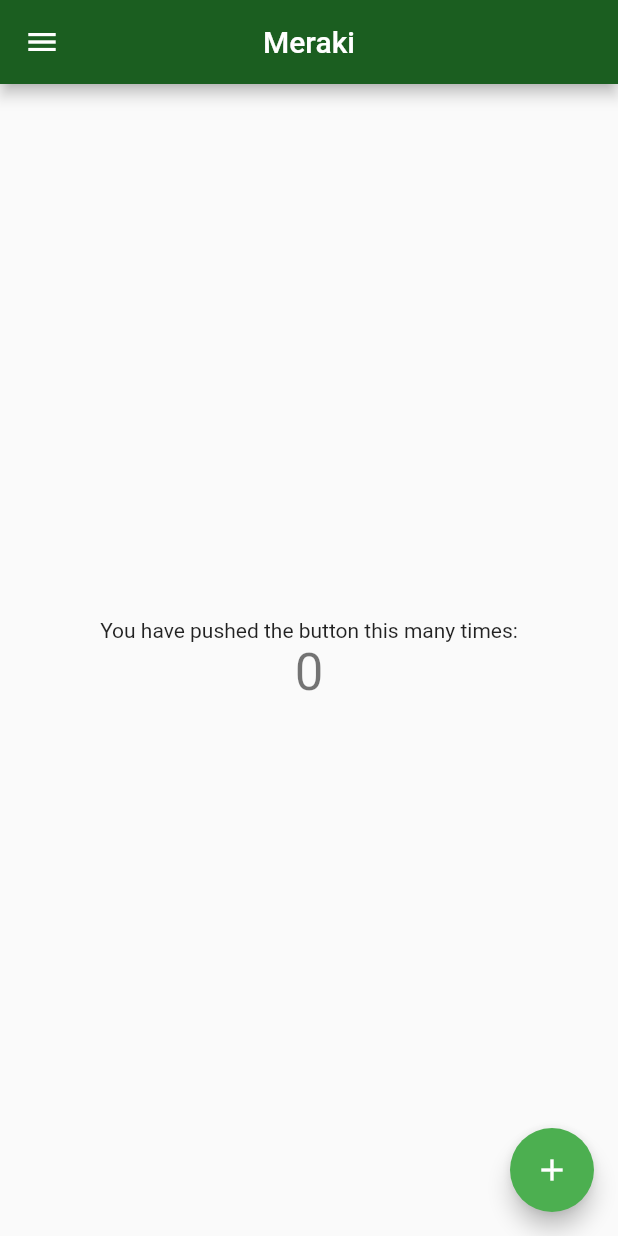
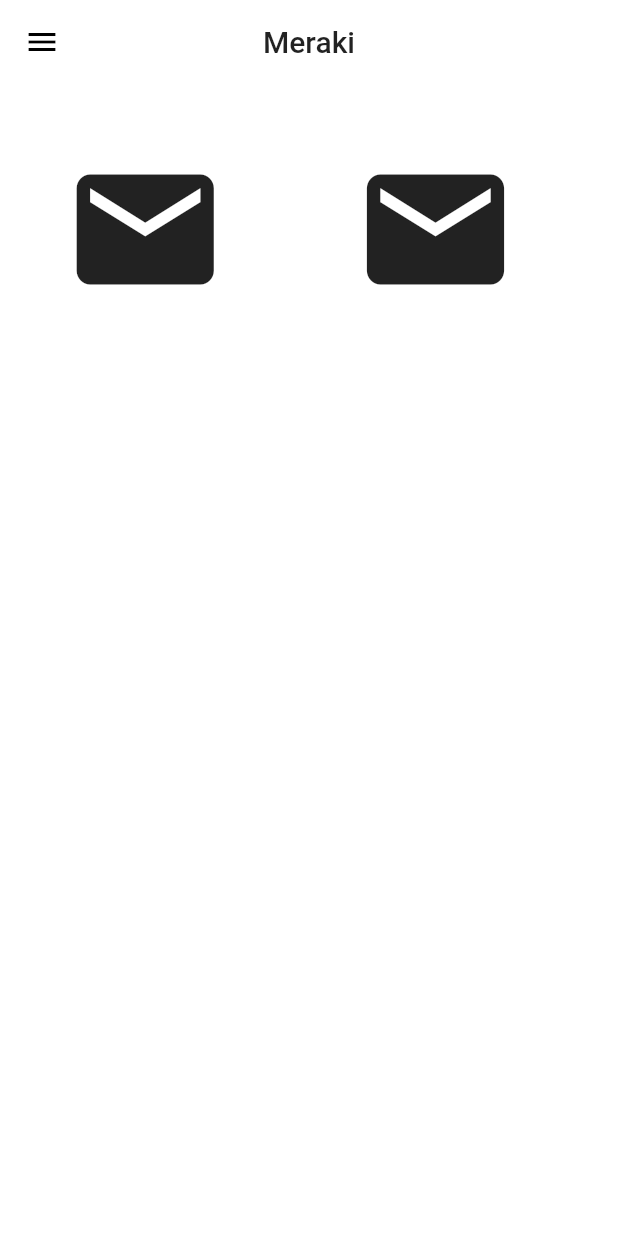
Before and after one commit to amanarora9848/cisco_meraki_app, a Flutter app: the screen it shows after launch, on a phone screen of 412 x 824 dp. Run offline on Flutter 3.47's test engine with Material 2 defaults, Android fonts, the phone set to English and light mode, and no system bars.

Commit message:
Significant changes in main.dart

```diff
--- a/lib/main.dart
+++ b/lib/main.dart
@@ -8,8 +8,8 @@ class MyApp extends StatelessWidget {
     return MaterialApp(
       title: 'Flutter Demo',
       theme: ThemeData(
-        primaryColor: Colors.green.shade900,
-        primarySwatch: Colors.green,
+        primaryColor: Colors.white,
+//        primarySwatch: Colors.white,
       ),
       home: MyHomePage(title: 'Meraki'),
     );
@@ -25,39 +25,67 @@ class MyHomePage extends StatefulWidget {
 }
 
 class _MyHomePageState extends State<MyHomePage> {
-  int _counter = 0;
-
-  void _incrementCounter() {
-    setState(() {
-      _counter++;
-    });
-  }
 
   @override
   Widget build(BuildContext context) {
+    //SystemChrome.setSystemUIOverlayStyle(SystemUiOverlayStyle.dark);
     return Scaffold(
       appBar: AppBar(
         title: Text(widget.title),
         centerTitle: true,
+        elevation: 0.0,
       ),
       body: Center(
-        child: Column(
-          mainAxisAlignment: MainAxisAlignment.center,
-          children: <Widget>[
-            Text(
-              'You have pushed the button this many times:',
-            ),
-            Text(
-              '$_counter',
-              style: Theme.of(context).textTheme.display1,
-            ),
-          ],
+        child:
+        new Scaffold(
+          backgroundColor: Colors.white,
+          body: new Row(
+            children: <Widget>[
+              new Column(
+                children: <Widget>[
+                  new Align(
+                    heightFactor: 1.76,
+                    widthFactor: 1.76,
+                    child: Center(
+                      child: new Container(
+                        // child: new Image(image: AssetImage('/assets/images/images.png')),
+                        child: new GestureDetector(
+                            child: Icon(
+                              Icons.local_post_office,
+                              size: 110.0,
+                            ),
+                            onTap: () {
+                              //Do something
+                            }),
+                      ),
+                    ),
+                  ),
+                ],
+              ),
+              new Column(
+                children: <Widget>[
+                  new Align(
+                    heightFactor: 1.76,
+                    widthFactor: 1.76,
+                    child: Center(
+                      child: new Container(
+                        // child: new Image(image: AssetImage('/assets/images/images.png')),
+                        child: new GestureDetector(
+                            child: Icon(
+                              Icons.local_post_office,
+                              size: 110.0,
+                            ),
+                            onTap: () {
+                              //Do something
+                            }),
+                      ),
+                    ),
+                  ),
+                ],
+              ),
+            ],
+          ),
         ),
-      ),
-      floatingActionButton: FloatingActionButton(
-        onPressed: _incrementCounter,
-        tooltip: 'Increment',
-        child: Icon(Icons.add),
       ),
       drawer: new Drawer(
         child: ListView(
@@ -66,7 +94,7 @@ class _MyHomePageState extends State<MyHomePage> {
             new DrawerHeader(
               child: Text('Name'),
               decoration: BoxDecoration(
-                color: Colors.grey[300],
+                color: Colors.white,
               ),
             ),
             ListTile(
@@ -88,7 +116,7 @@ class _MyHomePageState extends State<MyHomePage> {
             )
           ],
         ),
-      ),// This trailing comma makes auto-formatting nicer for build methods.
+      ),
     );
   }
 }
```
Also changed, not shown: pubspec.yaml (+4 -3 lines), assets/images/images.png (added).
